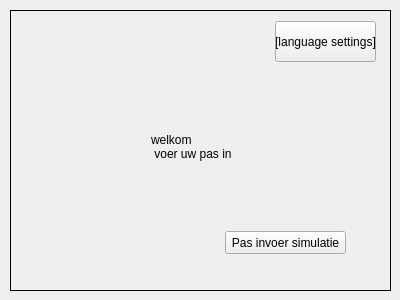
The window that trying/login.ui (ArieJR/bank) describes before a commit, drawn with Qt 5.
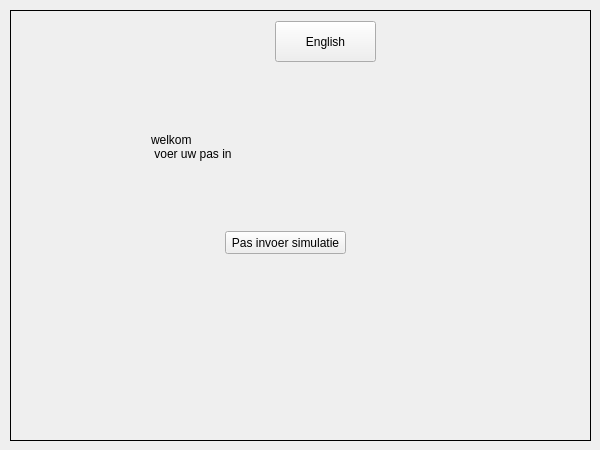
The same window after the commit. The open tabs and pages were chosen to show the change.

The edit to the form file:
```diff
--- a/trying/login.ui
+++ b/trying/login.ui
@@ -2,12 +2,15 @@
 <ui version="4.0">
  <class>Login</class>
  <widget class="QWidget" name="Login">
+  <property name="enabled">
+   <bool>true</bool>
+  </property>
   <property name="geometry">
    <rect>
     <x>0</x>
     <y>0</y>
-    <width>400</width>
-    <height>300</height>
+    <width>600</width>
+    <height>450</height>
    </rect>
   </property>
   <property name="windowTitle">
@@ -18,8 +21,8 @@
     <rect>
      <x>10</x>
      <y>10</y>
-     <width>381</width>
-     <height>281</height>
+     <width>581</width>
+     <height>431</height>
     </rect>
    </property>
    <property name="font">
@@ -46,8 +49,14 @@
        <height>41</height>
       </rect>
      </property>
+     <property name="sizePolicy">
+      <sizepolicy hsizetype="Preferred" vsizetype="Preferred">
+       <horstretch>0</horstretch>
+       <verstretch>0</verstretch>
+      </sizepolicy>
+     </property>
      <property name="text">
-      <string>[language settings]</string>
+      <string>English</string>
      </property>
     </widget>
     <widget class="QLabel" name="welkom_label">
```
Left out of the diff: 35 changed lines with no effect on the pictures.
